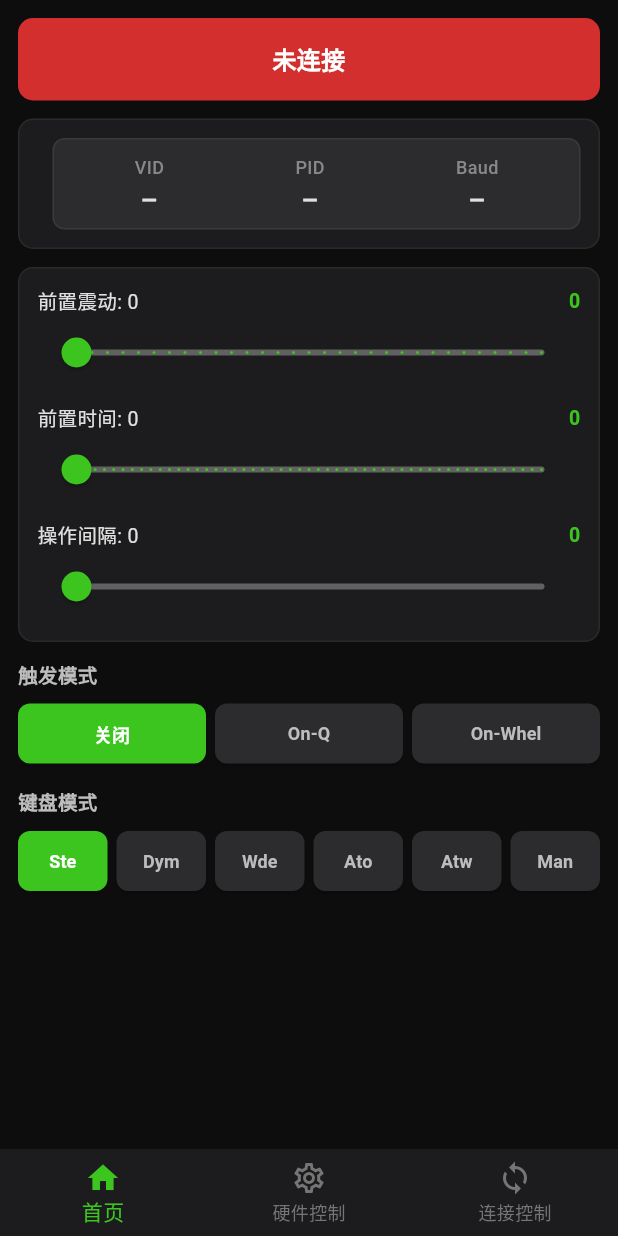
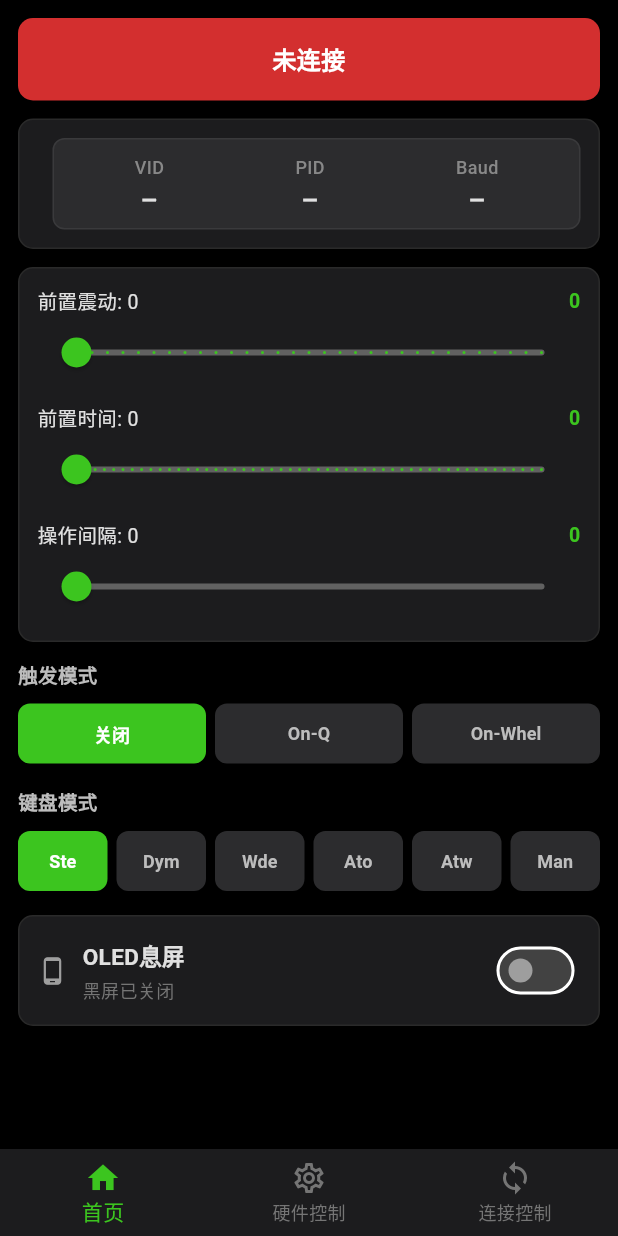
Before and after one commit to tobycroft/flutter_tuuzkb, a Flutter app: the screen it shows after launch, on a phone screen of 412 x 824 dp. Run offline on Flutter 3.47's test engine with Material 3 defaults, Android fonts, the phone set to English and light mode, and no system bars; our stand-ins replace shared_preferences, wakelock_plus; statements that could not run were skipped.

Commit message:
feat: 添加全屏模式和OLED息屏（黑屏）功能
- 启动时启用沉浸式全屏模式，隐藏系统状态栏和导航栏
- 在首页底部新增OLED息屏开关控件，支持本地化开关操作
- 开启OLED息屏后整个屏幕变为纯黑色，触碰屏幕可解除
- WebSocket接收非ping/pong数据时自动解除OLED息屏状态
- WsStore新增oledBlackScreen状态管理，通过listener机制同步UI

```diff
--- a/lib/main.dart
+++ b/lib/main.dart
@@ -1,4 +1,5 @@
 import 'package:flutter/material.dart';
+import 'package:flutter/services.dart';
 import 'package:flutter_tuuzkb/pages/connection_page.dart';
 import 'package:flutter_tuuzkb/pages/home_page.dart';
 import 'package:flutter_tuuzkb/pages/settings_page.dart';
@@ -6,6 +7,13 @@ import 'package:flutter_tuuzkb/store/ws.dart';
 
 void main() {
   WidgetsFlutterBinding.ensureInitialized();
+  SystemChrome.setEnabledSystemUIMode(SystemUiMode.immersiveSticky);
+  SystemChrome.setSystemUIOverlayStyle(const SystemUIOverlayStyle(
+    statusBarColor: Colors.transparent,
+    statusBarIconBrightness: Brightness.light,
+    systemNavigationBarColor: Colors.black,
+    systemNavigationBarIconBrightness: Brightness.light,
+  ));
   runApp(const TuuzKBApp());
 }
 
--- a/lib/pages/home_page.dart
+++ b/lib/pages/home_page.dart
@@ -100,8 +100,10 @@ class _HomePageState extends State<HomePage> {
   @override
   Widget build(BuildContext context) {
     return Scaffold(
-      backgroundColor: Color(0xFF0D0D0D),
-      body: SafeArea(
+      backgroundColor: Colors.black,
+      body: Stack(
+        children: [
+          SafeArea(
             child: SingleChildScrollView(
               padding: EdgeInsets.all(12),
               child: Column(
@@ -151,9 +153,32 @@ class _HomePageState extends State<HomePage> {
                     onModeChange: _setMode,
                     onEndpointChange: _setEndpointMode,
                   ),
+                  SizedBox(height: 12),
+
+                  // OLED black screen toggle
+                  _OledBlackScreenToggle(
+                    isEnabled: ws.oledBlackScreen,
+                    onToggle: (v) {
+                      ws.oledBlackScreen = v;
+                    },
+                  ),
                 ],
               ),
             ),
+          ),
+          // OLED black screen overlay
+          if (ws.oledBlackScreen)
+            Positioned.fill(
+              child: GestureDetector(
+                onTap: () {
+                  ws.oledBlackScreen = false;
+                },
+                child: Container(
+                  color: Colors.black,
+                ),
+              ),
+            ),
+        ],
       ),
     );
   }
@@ -636,3 +661,69 @@ class _ModeButton extends StatelessWidget {
     );
   }
 }
+
+class _OledBlackScreenToggle extends StatelessWidget {
+  final bool isEnabled;
+  final Function(bool) onToggle;
+
+  const _OledBlackScreenToggle({
+    required this.isEnabled,
+    required this.onToggle,
+  });
+
+  @override
+  Widget build(BuildContext context) {
+    return Container(
+      padding: EdgeInsets.all(12),
+      decoration: BoxDecoration(
+        color: Color(0xFF1C1C1E),
+        border: Border.all(color: Color(0xFF2A2A2A)),
+        borderRadius: BorderRadius.circular(10),
+      ),
+      child: Row(
+        mainAxisAlignment: MainAxisAlignment.spaceBetween,
+        children: [
+          Row(
+            children: [
+              Icon(
+                Icons.phone_android,
+                color: isEnabled ? Color(0xFF3CC51F) : Colors.grey[500],
+                size: 20,
+              ),
+              SizedBox(width: 10),
+              Column(
+                crossAxisAlignment: CrossAxisAlignment.start,
+                children: [
+                  Text(
+                    'OLED息屏',
+                    style: TextStyle(
+                      color: Colors.grey[300],
+                      fontSize: 15,
+                      fontWeight: FontWeight.w600,
+                    ),
+                  ),
+                  SizedBox(height: 2),
+                  Text(
+                    isEnabled ? '黑屏已开启' : '黑屏已关闭',
+                    style: TextStyle(
+                      color: isEnabled ? Color(0xFF3CC51F) : Colors.grey[600],
+                      fontSize: 12,
+                    ),
+                  ),
+                ],
+              ),
+            ],
+          ),
+          Switch(
+            value: isEnabled,
+            onChanged: onToggle,
+            activeColor: Color(0xFF3CC51F),
+            activeTrackColor: Color(0xFF3CC51F).withValues(alpha: 0.3),
+            inactiveThumbColor: Colors.grey[500],
+            inactiveTrackColor: Colors.grey[800],
+          ),
+        ],
+      ),
+    );
+  }
+}
--- a/lib/store/ws.dart
+++ b/lib/store/ws.dart
@@ -173,6 +173,8 @@ class WsStore {
   String _product = '';
   String _serial = '';
 
+  bool _oledBlackScreen = false;
+
   final List<VoidCallback> _listeners = [];
 
   // Getters
@@ -197,6 +199,7 @@ class WsStore {
   String get product => _product;
   String get serial => _serial;
   bool get isConnected => _connected;
+  bool get oledBlackScreen => _oledBlackScreen;
 
   // Setters for fields modified by pages
   set currentOutput(String v) {
@@ -231,6 +234,11 @@ class WsStore {
 
   set pollingRate(int v) {
     _pollingRate = v;
+    _notifyListeners();
+  }
+
+  set oledBlackScreen(bool v) {
+    _oledBlackScreen = v;
     _notifyListeners();
   }
 
@@ -289,6 +297,10 @@ class WsStore {
     _streamSubscription = _channel!.stream.listen(
       (event) {
         if (event == 'update') {
+          if (_oledBlackScreen) {
+            _oledBlackScreen = false;
+            _notifyListeners();
+          }
           requestInfo();
           return;
         }
@@ -296,6 +308,10 @@ class WsStore {
           _waitingForPong = false;
           _pongTimeoutTimer?.cancel();
           return;
+        }
+        if (_oledBlackScreen) {
+          _oledBlackScreen = false;
+          _notifyListeners();
         }
         try {
           final data = _decodeJson(event);
```
Lines whose indentation alone changed are shown as unchanged.
